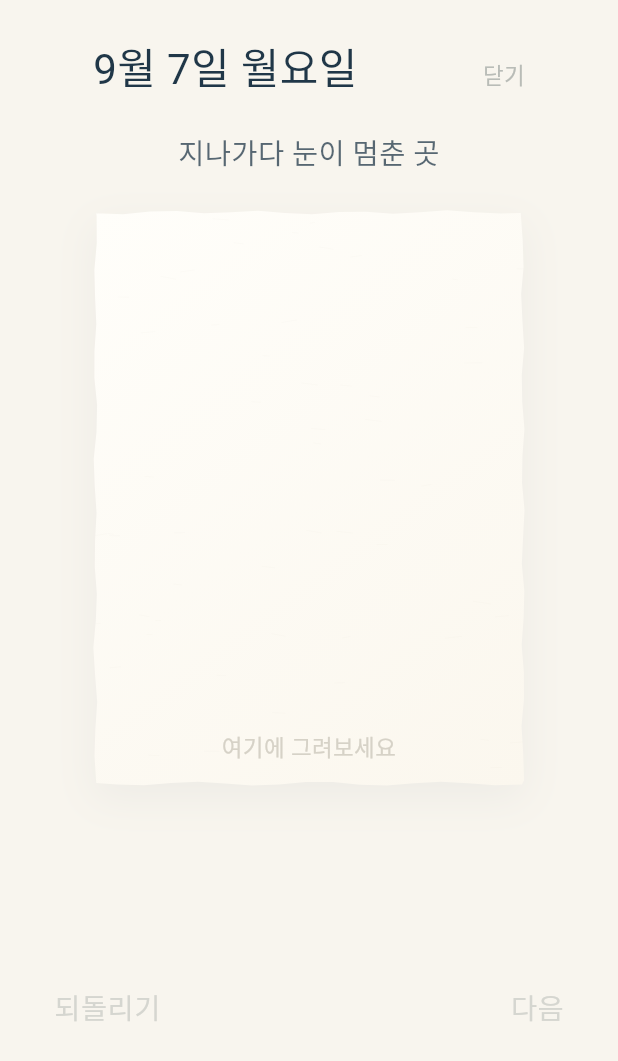
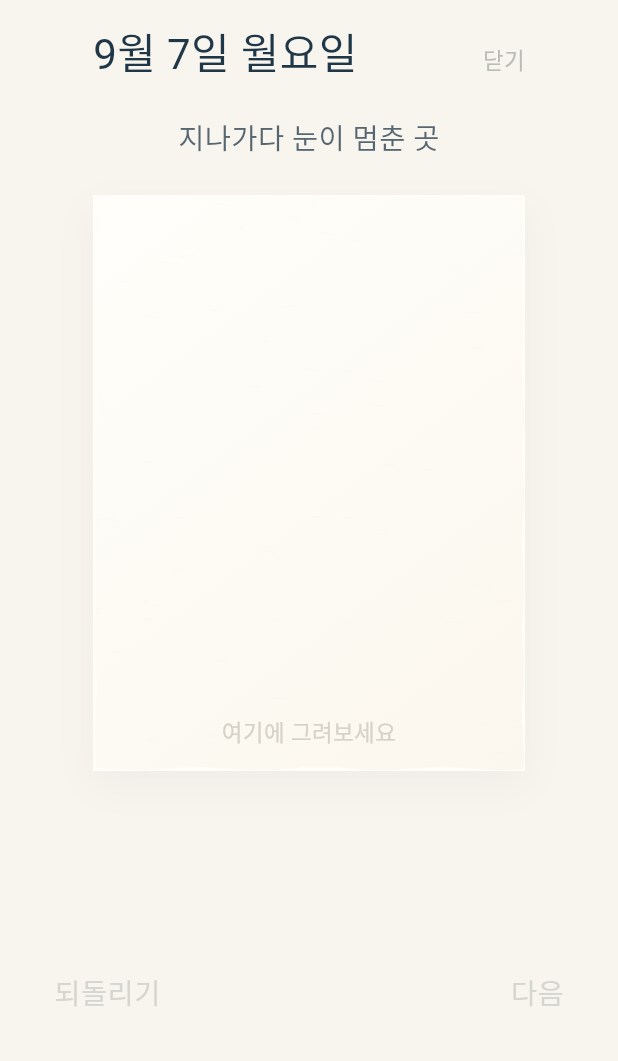
Before and after one commit to minseo-1129/ood-calendar, a Flutter app: the DrawingScreen screen opened directly with empty values, on a phone screen of 412 x 824 dp. Shown: the top 1061 px of the screen. Run offline on Flutter 3.47's test engine with Material 3 defaults, Android fonts, the phone set to English and light mode, and no system bars; our stand-ins replace google_fonts, shared_preferences; accounts and stored records are empty; Roboto replaces fonts that are missing (Gaegu).

Commit message:
Match drawing screen to prototype geometry

```diff
--- a/lib/screens/drawing_screen.dart
+++ b/lib/screens/drawing_screen.dart
@@ -4,6 +4,7 @@
 import 'package:flutter/material.dart';
 import 'package:google_fonts/google_fonts.dart';
 
+import '../app/theme.dart';
 import '../content/prompt_provider.dart';
 import '../data/entry_store.dart';
 import '../models/doodle_models.dart';
@@ -144,10 +145,7 @@
 
   @override
   Widget build(BuildContext context) {
-    final paperWidth = DailyLayoutMetrics.paperWidth(
-      context,
-      bottomPadding: 20,
-    );
+    final paperWidth = DailyLayoutMetrics.paperWidth(context);
     final paperHeight = paperWidth * 4 / 3;
     final paperSize = Size(paperWidth, paperHeight);
 
@@ -156,9 +154,9 @@
         child: Padding(
           padding: const EdgeInsets.fromLTRB(
             DailyLayoutMetrics.horizontalPadding,
-            DailyLayoutMetrics.topPadding,
+            DailyLayoutMetrics.dailyTopPadding,
             DailyLayoutMetrics.horizontalPadding,
-            20,
+            DailyLayoutMetrics.bottomPadding,
           ),
           child: Column(
             children: [
@@ -182,13 +180,16 @@
                   onPointerMove: (event) => _continueStroke(event, paperSize),
                   onPointerUp: (_) => _finishStroke(),
                   onPointerCancel: (_) => _finishStroke(),
+                  child: DailyPaperShadow(
                     child: Stack(
                       fit: StackFit.expand,
                       children: [
+                        const ColoredBox(color: kPaper),
                         DailySheet(
                           strokes: _strokes,
                           currentStroke: _currentStroke,
                           strokeWidth: 3.3,
+                          showShadow: false,
                         ),
                         if (_sheetEmpty)
                           Positioned(
@@ -208,6 +209,7 @@
                             ),
                           ),
                       ],
+                    ),
                   ),
                 ),
               ),
@@ -239,7 +241,6 @@
                   ],
                 ),
               ),
-              const Spacer(),
             ],
           ),
         ),
```
Lines whose indentation alone changed are shown as unchanged.
